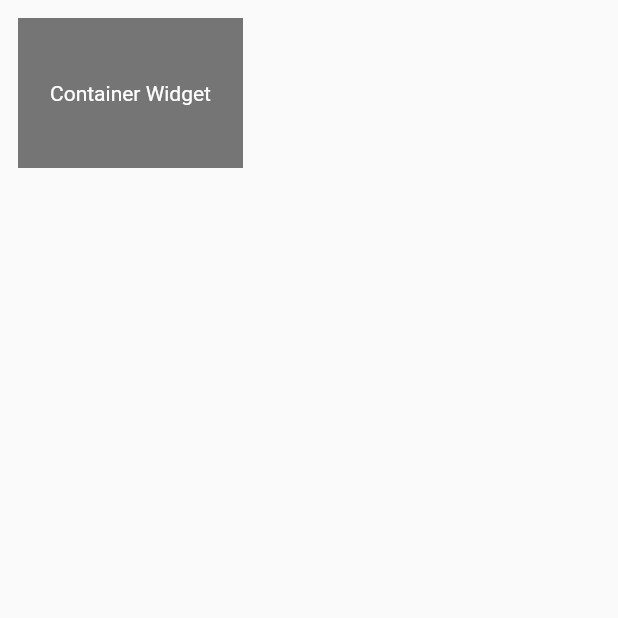
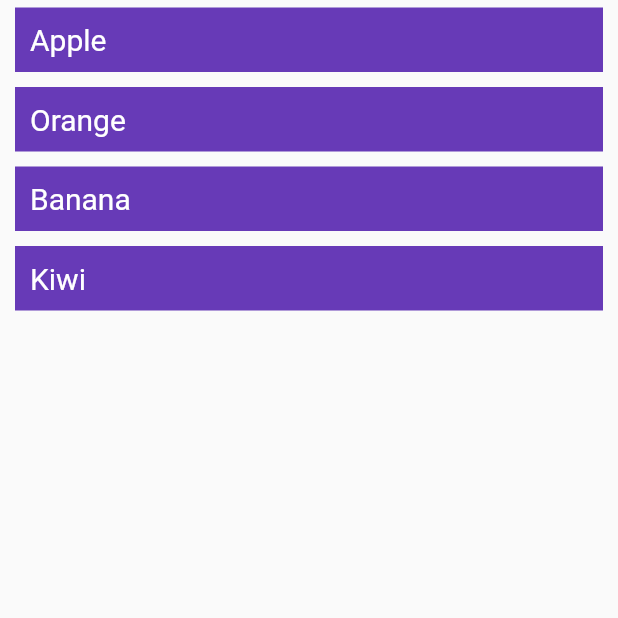
Before and after one commit to ratishjain12/Flutter-Widgets-101, a Flutter app: the screen it shows after launch, on a phone screen of 412 x 824 dp, the top half of it. Run offline on Flutter 3.47's test engine with Material 2 defaults, Android fonts, the phone set to English and light mode, and no system bars.

Commit message:
added dismissible widget

```diff
--- /dev/null
+++ b/lib/Dismissible/dimissible_widget.dart
@@ -0,0 +1,63 @@
+import 'package:flutter/material.dart';
+
+class DismissibleWidget extends StatefulWidget {
+  const DismissibleWidget({super.key});
+  _DismissibleWidgetState createState() => _DismissibleWidgetState();
+}
+
+class _DismissibleWidgetState extends State<DismissibleWidget> {
+  @override
+  Widget build(BuildContext context) {
+    final list = ["Apple", "Orange", "Banana", "Kiwi"];
+    return ListView.builder(
+        itemCount: list.length,
+        itemBuilder: (context, index) {
+          return Dismissible(
+            onDismissed: (direction) {
+              if (direction == DismissDirection.startToEnd) {
+                ScaffoldMessenger.of(context).showSnackBar(
+                  SnackBar(
+                    content: Text(list[index]),
+                    backgroundColor: Colors.red,
+                  ),
+                );
+              } else {
+                ScaffoldMessenger.of(context).showSnackBar(SnackBar(
+                  content: Text(list[index]),
+                  backgroundColor: Colors.green,
+                ));
+              }
+            },
+            background: Container(
+              color: Colors.red,
+              child: const Icon(
+                Icons.delete,
+                color: Colors.white,
+              ),
+            ),
+            secondaryBackground: Container(
+              color: Colors.green,
+              child: const Icon(
+                Icons.archive,
+                color: Colors.white,
+              ),
+            ),
+            key: Key(list[index]),
+            child: Container(
+              width: double.infinity,
+              padding: const EdgeInsets.all(10),
+              margin: const EdgeInsets.symmetric(vertical: 5, horizontal: 10),
+              color: Colors.deepPurple,
+              child: Text(
+                list[index],
+                style: TextStyle(
+                  color: Colors.white,
+                  fontSize: 20,
+                ),
+              ),
+            ),
+          );
+          // item gets dismissed on swiping
+        });
+  }
+}
--- a/lib/main.dart
+++ b/lib/main.dart
@@ -1,5 +1,6 @@
 import 'package:flutter/material.dart';
 import 'package:helloworld/Container/container_widget.dart';
+import 'package:helloworld/Dismissible/dimissible_widget.dart';
 import 'package:helloworld/Scaffold_Widget/scaffold_widget.dart';
 
 void main() => runApp(MyApp());
@@ -15,7 +16,7 @@ class MyApp extends StatelessWidget {
       theme: ThemeData(
         primarySwatch: Colors.blue,
       ),
-      home: Scaffold(body: ContainerWidget()),
+      home: Scaffold(body: DismissibleWidget()),
     );
   }
 }
```
